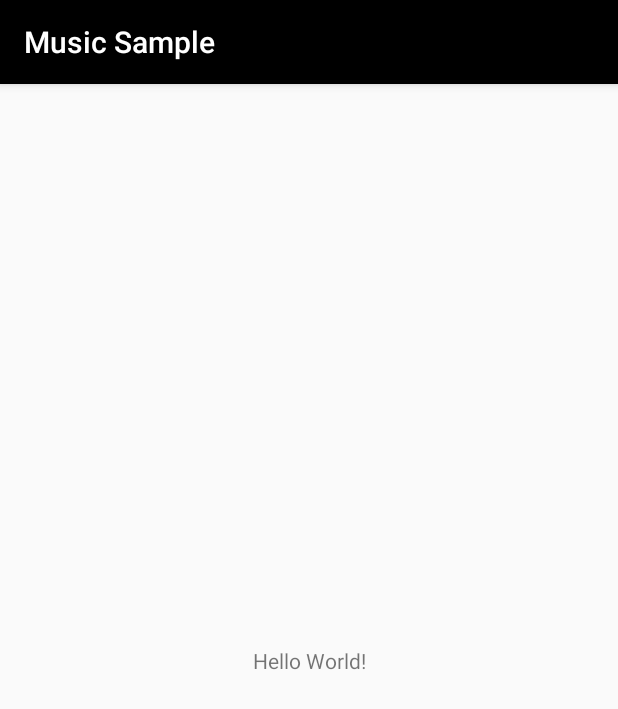
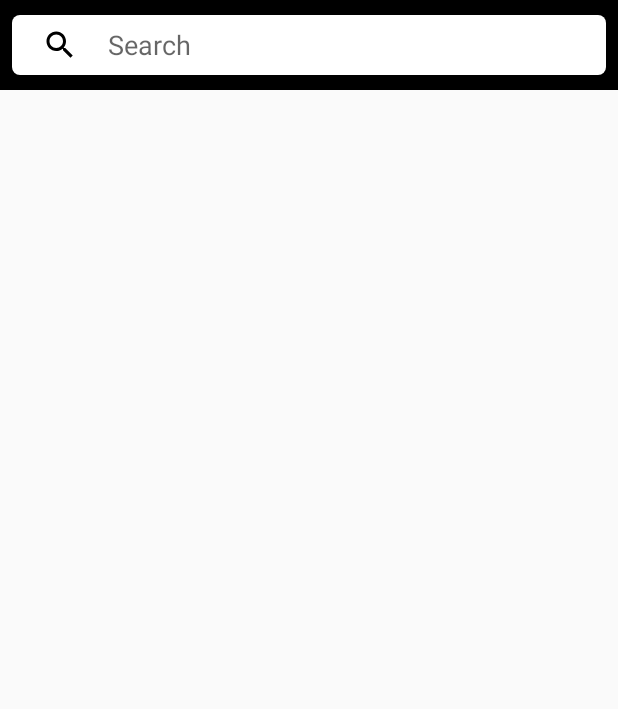
Before and after one commit to jcmbappe/MusicSample, an Android app: the screen it shows after launch (MainActivity), on a phone screen of 412 x 824 dp. Shown: the top 709 px of the screen. Run offline under Robolectric (Android 15) with nearby library versions, the phone set to English and light mode, and no system bars; our stand-ins replace data binding.

Commit message:
[master] Main Activity + Song View Holder

```diff
--- a/app/build.gradle
+++ b/app/build.gradle
@@ -34,4 +34,6 @@ dependencies {
     testImplementation 'junit:junit:4.12'
     androidTestImplementation 'androidx.test:runner:1.1.0'
     androidTestImplementation 'androidx.test.espresso:espresso-core:3.1.0'
+    implementation 'androidx.recyclerview:recyclerview:1.0.0'
+    implementation 'androidx.cardview:cardview:1.0.0'
 }
--- a/app/src/main/java/com/example/musicsample/MainActivity.kt
+++ b/app/src/main/java/com/example/musicsample/MainActivity.kt
@@ -2,11 +2,13 @@ package com.example.musicsample
 
 import androidx.appcompat.app.AppCompatActivity
 import android.os.Bundle
+import androidx.databinding.DataBindingUtil
+import com.example.musicsample.databinding.ActivityMainBinding
 
 class MainActivity : AppCompatActivity() {
 
     override fun onCreate(savedInstanceState: Bundle?) {
         super.onCreate(savedInstanceState)
-        setContentView(R.layout.activity_main)
+        val binding = DataBindingUtil.setContentView<ActivityMainBinding>(this, R.layout.activity_main)
     }
 }
--- /dev/null
+++ b/app/src/main/res/drawable/ic_search_black_24dp.xml
@@ -0,0 +1,9 @@
+<vector xmlns:android="http://schemas.android.com/apk/res/android"
+        android:width="24dp"
+        android:height="24dp"
+        android:viewportWidth="24.0"
+        android:viewportHeight="24.0">
+    <path
+        android:fillColor="#FF000000"
+        android:pathData="M15.5,14h-0.79l-0.28,-0.27C15.41,12.59 16,11.11 16,9.5 16,5.91 13.09,3 9.5,3S3,5.91 3,9.5 5.91,16 9.5,16c1.61,0 3.09,-0.59 4.23,-1.57l0.27,0.28v0.79l5,4.99L20.49,19l-4.99,-5zM9.5,14C7.01,14 5,11.99 5,9.5S7.01,5 9.5,5 14,7.01 14,9.5 11.99,14 9.5,14z"/>
+</vector>
--- /dev/null
+++ b/app/src/main/res/drawable/rectangle_search.xml
@@ -0,0 +1,7 @@
+<?xml version="1.0" encoding="utf-8"?>
+<shape xmlns:android="http://schemas.android.com/apk/res/android" android:shape="rectangle" >
+
+    <size android:height="40dp"/>
+    <solid android:color="@android:color/white"  />
+    <corners android:radius="5dp"/>
+</shape>
--- a/app/src/main/res/layout/activity_main.xml
+++ b/app/src/main/res/layout/activity_main.xml
@@ -1,18 +1,65 @@
 <?xml version="1.0" encoding="utf-8"?>
-<androidx.constraintlayout.widget.ConstraintLayout xmlns:android="http://schemas.android.com/apk/res/android"
+<layout xmlns:android="http://schemas.android.com/apk/res/android"
     xmlns:app="http://schemas.android.com/apk/res-auto"
-    xmlns:tools="http://schemas.android.com/tools"
+    xmlns:tools="http://schemas.android.com/tools">
+
+    <androidx.constraintlayout.widget.ConstraintLayout
         android:layout_width="match_parent"
         android:layout_height="match_parent"
         tools:context=".MainActivity">
 
-    <TextView
-        android:layout_width="wrap_content"
+        <androidx.constraintlayout.widget.ConstraintLayout
+            android:id="@+id/constraintLayout"
+            android:layout_width="0dp"
             android:layout_height="wrap_content"
-        android:text="Hello World!"
+            android:background="@color/colorPrimary"
+            android:paddingStart="8dp"
+            android:paddingTop="10dp"
+            android:paddingEnd="8dp"
+            android:paddingBottom="10dp"
+            app:layout_constraintEnd_toEndOf="parent"
+            app:layout_constraintStart_toStartOf="parent"
+            app:layout_constraintTop_toTopOf="parent">
+
+            <androidx.appcompat.widget.AppCompatEditText
+                android:id="@+id/search"
+                android:layout_width="match_parent"
+                android:layout_height="wrap_content"
+                android:background="@drawable/rectangle_search"
+                android:drawableStart="@drawable/ic_search_black_24dp"
+                android:drawablePadding="20dp"
+                android:ellipsize="end"
+                android:hint="@string/search_label"
+                android:maxLines="1"
+                android:paddingStart="20dp"
+                android:paddingEnd="5dp"
                 app:layout_constraintBottom_toBottomOf="parent"
-        app:layout_constraintLeft_toLeftOf="parent"
-        app:layout_constraintRight_toRightOf="parent"
-        app:layout_constraintTop_toTopOf="parent" />
+                app:layout_constraintEnd_toEndOf="parent"
+                app:layout_constraintStart_toStartOf="parent"
+                app:layout_constraintTop_toTopOf="parent"
+                tools:text="Kanye West" />
+        </androidx.constraintlayout.widget.ConstraintLayout>
+
+        <androidx.appcompat.widget.AppCompatTextView
+            android:padding="10dp"
+            android:id="@+id/title"
+            android:layout_width="0dp"
+            android:layout_height="wrap_content"
+            android:textSize="16sp"
+            app:layout_constraintEnd_toEndOf="parent"
+            app:layout_constraintStart_toStartOf="parent"
+            app:layout_constraintTop_toBottomOf="@id/constraintLayout"
+            tools:text="Top 100" />
+
+        <androidx.recyclerview.widget.RecyclerView
+            android:id="@+id/recyclerView"
+            android:layout_width="0dp"
+            tools:listitem="@layout/view_holder_song"
+            android:layout_height="0dp"
+            app:layout_constraintBottom_toBottomOf="parent"
+            app:layout_constraintEnd_toEndOf="parent"
+            app:layout_constraintStart_toStartOf="parent"
+            app:layout_constraintTop_toBottomOf="@id/title" />
 
     </androidx.constraintlayout.widget.ConstraintLayout>
+</layout>
--- a/app/src/main/res/values/strings.xml
+++ b/app/src/main/res/values/strings.xml
@@ -1,3 +1,4 @@
 <resources>
     <string name="app_name">Music Sample</string>
+    <string name="search_label">Search</string>
 </resources>
--- a/app/src/main/res/values/styles.xml
+++ b/app/src/main/res/values/styles.xml
@@ -1,7 +1,7 @@
 <resources>
 
     <!-- Base application theme. -->
-    <style name="AppTheme" parent="Theme.AppCompat.Light.DarkActionBar">
+    <style name="AppTheme" parent="Theme.AppCompat.Light.NoActionBar">
         <!-- Customize your theme here. -->
         <item name="colorPrimary">@color/colorPrimary</item>
         <item name="colorPrimaryDark">@color/colorPrimaryDark</item>
```
Also changed, not shown: app/src/main/res/layout/view_holder_song.xml (added, +55 -0 lines), 1 other file. Lines whose indentation alone changed are shown as unchanged.
